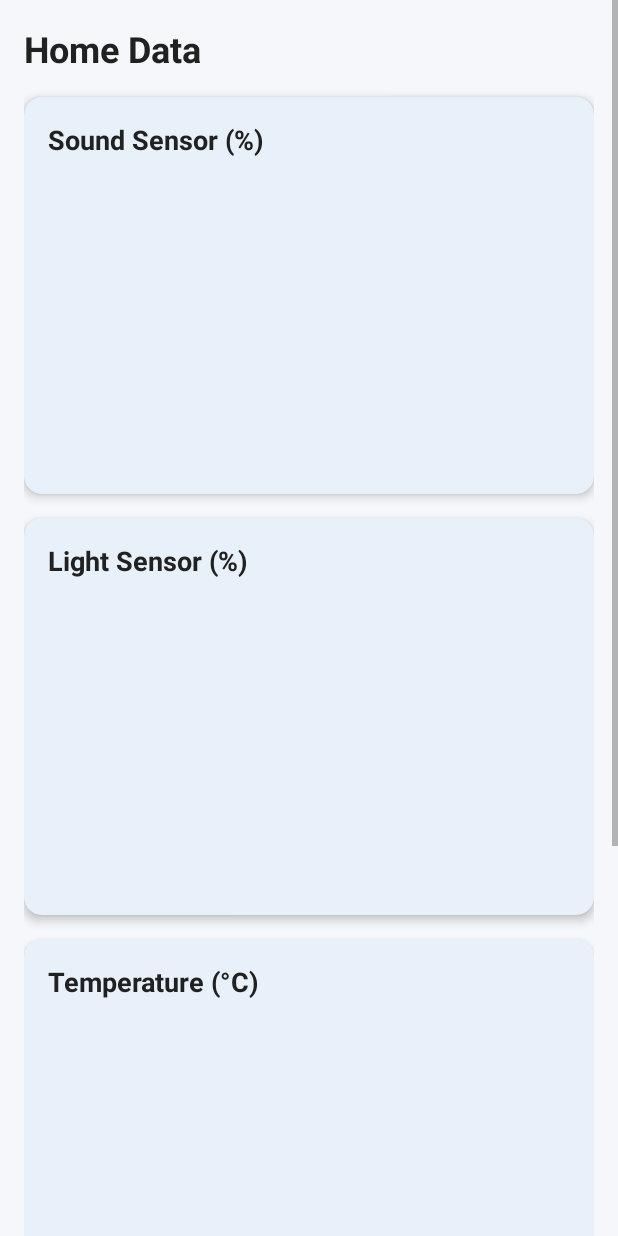
After one commit to HenryLok0/HomeSecurity, an Android app: the HomeDataActivity screen opened directly, with no data from a screen before it, on a phone screen of 412 x 824 dp. The commit adds this screen. Run offline under Robolectric (Android 15) with nearby library versions, the phone set to English and light mode, and no system bars.

Commit message:
新增 HomeDataActivity 及相關圖表顯示功能，更新 MainActivity 以啟用 Home Data 按鈕，並新增 SensorDataManager 以管理傳感器數據

```diff
--- a/app/src/main/AndroidManifest.xml
+++ b/app/src/main/AndroidManifest.xml
@@ -56,6 +56,10 @@
             android:name=".MediaViewerActivity"
             android:exported="false"
             android:parentActivityName=".HistoryActivity" />
+        <activity
+            android:name=".HomeDataActivity"
+            android:exported="false"
+            android:parentActivityName=".MainActivity" />
 
         <!-- Background Detection Service -->
         <service
--- /dev/null
+++ b/app/src/main/java/ict/mgame/homesecurity/HomeDataActivity.java
@@ -0,0 +1,98 @@
+package ict.mgame.homesecurity;
+
+import android.graphics.Color;
+import android.os.Bundle;
+import android.view.MenuItem;
+
+import androidx.appcompat.app.AppCompatActivity;
+
+import java.util.ArrayList;
+import java.util.List;
+
+public class HomeDataActivity extends AppCompatActivity implements SensorDataManager.OnDataUpdateListener {
+
+    private LineGraphView graphSound;
+    private LineGraphView graphLight;
+    private LineGraphView graphTemp;
+    private LineGraphView graphHum;
+
+    @Override
+    protected void onCreate(Bundle savedInstanceState) {
+        super.onCreate(savedInstanceState);
+        setContentView(R.layout.activity_home_data);
+
+        if (getSupportActionBar() != null) {
+            getSupportActionBar().setDisplayHomeAsUpEnabled(true);
+            getSupportActionBar().setTitle("Home Data");
+        }
+
+        graphSound = findViewById(R.id.graphSound);
+        graphLight = findViewById(R.id.graphLight);
+        graphTemp = findViewById(R.id.graphTemp);
+        graphHum = findViewById(R.id.graphHum);
+
+        // Configure graphs
+        graphSound.setRange(0, 100);
+        graphSound.setLineColor(Color.RED);
+
+        graphLight.setRange(0, 100);
+        graphLight.setLineColor(Color.YELLOW);
+
+        graphTemp.setRange(0, 50); // 0-50 C
+        graphTemp.setLineColor(Color.parseColor("#FFA500")); // Orange
+
+        graphHum.setRange(0, 100);
+        graphHum.setLineColor(Color.BLUE);
+
+        // Initial load
+        updateGraphs();
+    }
+
+    @Override
+    protected void onResume() {
+        super.onResume();
+        SensorDataManager.getInstance().addListener(this);
+        updateGraphs();
+    }
+
+    @Override
+    protected void onPause() {
+        super.onPause();
+        SensorDataManager.getInstance().removeListener(this);
+    }
+
+    @Override
+    public boolean onOptionsItemSelected(MenuItem item) {
+        if (item.getItemId() == android.R.id.home) {
+            finish();
+            return true;
+        }
+        return super.onOptionsItemSelected(item);
+    }
+
+    @Override
+    public void onDataUpdated() {
+        runOnUiThread(this::updateGraphs);
+    }
+
+    private void updateGraphs() {
+        List<SensorDataManager.SensorData> history = SensorDataManager.getInstance().getHistory();
+
+        List<Float> soundData = new ArrayList<>();
+        List<Float> lightData = new ArrayList<>();
+        List<Float> tempData = new ArrayList<>();
+        List<Float> humData = new ArrayList<>();
+
+        for (SensorDataManager.SensorData data : history) {
+            soundData.add((float) data.soundPercent);
+            lightData.add((float) data.lightPercent);
+            tempData.add(data.temperature);
+            humData.add(data.humidity);
+        }
+
+        graphSound.setData(soundData);
+        graphLight.setData(lightData);
+        graphTemp.setData(tempData);
+        graphHum.setData(humData);
+    }
+}
--- /dev/null
+++ b/app/src/main/java/ict/mgame/homesecurity/LineGraphView.java
@@ -0,0 +1,107 @@
+package ict.mgame.homesecurity;
+
+import android.content.Context;
+import android.graphics.Canvas;
+import android.graphics.Color;
+import android.graphics.Paint;
+import android.graphics.Path;
+import android.util.AttributeSet;
+import android.view.View;
+
+import java.util.ArrayList;
+import java.util.List;
+
+public class LineGraphView extends View {
+
+    private List<Float> dataPoints = new ArrayList<>();
+    private Paint linePaint;
+    private Paint axisPaint;
+    private int lineColor = Color.BLUE;
+    private float minValue = 0;
+    private float maxValue = 100;
+
+    public LineGraphView(Context context) {
+        super(context);
+        init();
+    }
+
+    public LineGraphView(Context context, AttributeSet attrs) {
+        super(context, attrs);
+        init();
+    }
+
+    private void init() {
+        linePaint = new Paint();
+        linePaint.setColor(lineColor);
+        linePaint.setStrokeWidth(5f);
+        linePaint.setStyle(Paint.Style.STROKE);
+        linePaint.setAntiAlias(true);
+
+        axisPaint = new Paint();
+        axisPaint.setColor(Color.GRAY);
+        axisPaint.setStrokeWidth(2f);
+        axisPaint.setTextSize(30f);
+    }
+
+    public void setLineColor(int color) {
+        this.lineColor = color;
+        linePaint.setColor(color);
+        invalidate();
+    }
+
+    public void setRange(float min, float max) {
+        this.minValue = min;
+        this.maxValue = max;
+        invalidate();
+    }
+
+    public void setData(List<Float> data) {
+        this.dataPoints = new ArrayList<>(data);
+        invalidate();
+    }
+
+    @Override
+    protected void onDraw(Canvas canvas) {
+        super.onDraw(canvas);
+
+        if (dataPoints == null || dataPoints.size() < 2) return;
+
+        float width = getWidth();
+        float height = getHeight();
+        float padding = 50f;
+
+        // Draw axes
+        canvas.drawLine(padding, height - padding, width, height - padding, axisPaint); // X
+        canvas.drawLine(padding, height - padding, padding, 0, axisPaint); // Y
+
+        // Draw path
+        Path path = new Path();
+        float xStep = (width - padding) / (dataPoints.size() - 1);
+        float range = maxValue - minValue;
+        if (range == 0) range = 1;
+
+        for (int i = 0; i < dataPoints.size(); i++) {
+            float val = dataPoints.get(i);
+            // Clamp value
+            if (val < minValue) val = minValue;
+            if (val > maxValue) val = maxValue;
+
+            float x = padding + i * xStep;
+            float y = (height - padding) - ((val - minValue) / range) * (height - 2 * padding);
+
+            if (i == 0) {
+                path.moveTo(x, y);
+            } else {
+                path.lineTo(x, y);
+            }
+        }
+
+        canvas.drawPath(path, linePaint);
+
+        // Draw current value text
+        if (!dataPoints.isEmpty()) {
+            float lastVal = dataPoints.get(dataPoints.size() - 1);
+            canvas.drawText(String.format("%.1f", lastVal), width - 100, 50, axisPaint);
+        }
+    }
+}
--- /dev/null
+++ b/app/src/main/java/ict/mgame/homesecurity/SensorDataManager.java
@@ -0,0 +1,67 @@
+package ict.mgame.homesecurity;
+
+import java.util.ArrayList;
+import java.util.List;
+
+public class SensorDataManager {
+    private static SensorDataManager instance;
+    private static final int MAX_HISTORY = 1000; // Keep last 1000 points (approx 8 mins at 0.5s interval)
+
+    public static class SensorData {
+        public long timestamp;
+        public float temperature;
+        public float humidity;
+        public int soundPercent;
+        public int lightPercent;
+
+        public SensorData(long timestamp, float temperature, float humidity, int soundPercent, int lightPercent) {
+            this.timestamp = timestamp;
+            this.temperature = temperature;
+            this.humidity = humidity;
+            this.soundPercent = soundPercent;
+            this.lightPercent = lightPercent;
+        }
+    }
+
+    private final List<SensorData> history = new ArrayList<>();
+    private final List<OnDataUpdateListener> listeners = new ArrayList<>();
+
+    public interface OnDataUpdateListener {
+        void onDataUpdated();
+    }
+
+    private SensorDataManager() {}
+
+    public static synchronized SensorDataManager getInstance() {
+        if (instance == null) {
+            instance = new SensorDataManager();
+        }
+        return instance;
+    }
+
+    public synchronized void addData(float temp, float hum, int sound, int light) {
+        history.add(new SensorData(System.currentTimeMillis(), temp, hum, sound, light));
+        if (history.size() > MAX_HISTORY) {
+            history.remove(0);
+        }
+        notifyListeners();
+    }
+
+    public synchronized List<SensorData> getHistory() {
+        return new ArrayList<>(history);
+    }
+
+    public synchronized void addListener(OnDataUpdateListener listener) {
+        listeners.add(listener);
+    }
+
+    public synchronized void removeListener(OnDataUpdateListener listener) {
+        listeners.remove(listener);
+    }
+
+    private void notifyListeners() {
+        for (OnDataUpdateListener listener : listeners) {
+            listener.onDataUpdated();
+        }
+    }
+}
--- /dev/null
+++ b/app/src/main/res/layout/activity_home_data.xml
@@ -0,0 +1,148 @@
+<?xml version="1.0" encoding="utf-8"?>
+<ScrollView xmlns:android="http://schemas.android.com/apk/res/android"
+    xmlns:app="http://schemas.android.com/apk/res-auto"
+    android:layout_width="match_parent"
+    android:layout_height="match_parent"
+    android:background="@color/background">
+
+    <LinearLayout
+        android:layout_width="match_parent"
+        android:layout_height="wrap_content"
+        android:orientation="vertical"
+        android:padding="16dp">
+
+        <TextView
+            android:layout_width="wrap_content"
+            android:layout_height="wrap_content"
+            android:text="Home Data"
+            android:textSize="24sp"
+            android:textStyle="bold"
+            android:textColor="@color/text_primary"
+            android:layout_marginBottom="16dp"/>
+
+        <!-- Sound Sensor -->
+        <com.google.android.material.card.MaterialCardView
+            android:layout_width="match_parent"
+            android:layout_height="wrap_content"
+            android:layout_marginBottom="16dp"
+            app:cardCornerRadius="12dp"
+            app:cardElevation="4dp"
+            app:cardBackgroundColor="@color/surface">
+
+            <LinearLayout
+                android:layout_width="match_parent"
+                android:layout_height="wrap_content"
+                android:orientation="vertical"
+                android:padding="16dp">
+
+                <TextView
+                    android:layout_width="wrap_content"
+                    android:layout_height="wrap_content"
+                    android:text="Sound Sensor (%)"
+                    android:textSize="18sp"
+                    android:textStyle="bold"
+                    android:textColor="@color/text_primary"/>
+
+                <ict.mgame.homesecurity.LineGraphView
+                    android:id="@+id/graphSound"
+                    android:layout_width="match_parent"
+                    android:layout_height="200dp"
+                    android:layout_marginTop="8dp"/>
+            </LinearLayout>
+        </com.google.android.material.card.MaterialCardView>
+
+        <!-- Light Sensor -->
+        <com.google.android.material.card.MaterialCardView
+            android:layout_width="match_parent"
+            android:layout_height="wrap_content"
+            android:layout_marginBottom="16dp"
+            app:cardCornerRadius="12dp"
+            app:cardElevation="4dp"
+            app:cardBackgroundColor="@color/surface">
+
+            <LinearLayout
+                android:layout_width="match_parent"
+                android:layout_height="wrap_content"
+                android:orientation="vertical"
+                android:padding="16dp">
+
+                <TextView
+                    android:layout_width="wrap_content"
+                    android:layout_height="wrap_content"
+                    android:text="Light Sensor (%)"
+                    android:textSize="18sp"
+                    android:textStyle="bold"
+                    android:textColor="@color/text_primary"/>
+
+                <ict.mgame.homesecurity.LineGraphView
+                    android:id="@+id/graphLight"
+                    android:layout_width="match_parent"
+                    android:layout_height="200dp"
+                    android:layout_marginTop="8dp"/>
+            </LinearLayout>
+        </com.google.android.material.card.MaterialCardView>
+
+        <!-- Environment Sensor (Temp) -->
+        <com.google.android.material.card.MaterialCardView
+            android:layout_width="match_parent"
+            android:layout_height="wrap_content"
+            android:layout_marginBottom="16dp"
+            app:cardCornerRadius="12dp"
+            app:cardElevation="4dp"
+            app:cardBackgroundColor="@color/surface">
+
+            <LinearLayout
+                android:layout_width="match_parent"
+                android:layout_height="wrap_content"
+                android:orientation="vertical"
+                android:padding="16dp">
+
+                <TextView
+                    android:layout_width="wrap_content"
+                    android:layout_height="wrap_content"
+                    android:text="Temperature (°C)"
+                    android:textSize="18sp"
+                    android:textStyle="bold"
+                    android:textColor="@color/text_primary"/>
+
+                <ict.mgame.homesecurity.LineGraphView
+                    android:id="@+id/graphTemp"
+                    android:layout_width="match_parent"
+                    android:layout_height="200dp"
+                    android:layout_marginTop="8dp"/>
+            </LinearLayout>
+        </com.google.android.material.card.MaterialCardView>
+
+        <!-- Environment Sensor (Humidity) -->
+        <com.google.android.material.card.MaterialCardView
+            android:layout_width="match_parent"
+            android:layout_height="wrap_content"
+            android:layout_marginBottom="16dp"
+            app:cardCornerRadius="12dp"
+            app:cardElevation="4dp"
+            app:cardBackgroundColor="@color/surface">
+
+            <LinearLayout
+                android:layout_width="match_parent"
+                android:layout_height="wrap_content"
+                android:orientation="vertical"
+                android:padding="16dp">
+
+                <TextView
+                    android:layout_width="wrap_content"
+                    android:layout_height="wrap_content"
+                    android:text="Humidity (%)"
+                    android:textSize="18sp"
+                    android:textStyle="bold"
+                    android:textColor="@color/text_primary"/>
+
+                <ict.mgame.homesecurity.LineGraphView
+                    android:id="@+id/graphHum"
+                    android:layout_width="match_parent"
+                    android:layout_height="200dp"
+                    android:layout_marginTop="8dp"/>
+            </LinearLayout>
+        </com.google.android.material.card.MaterialCardView>
+
+    </LinearLayout>
+</ScrollView>
```
Also changed, not shown: app/src/main/java/ict/mgame/homesecurity/MainActivity.java (+86 -8 lines), app/src/main/res/layout/activity_main.xml (+38 -0 lines).
